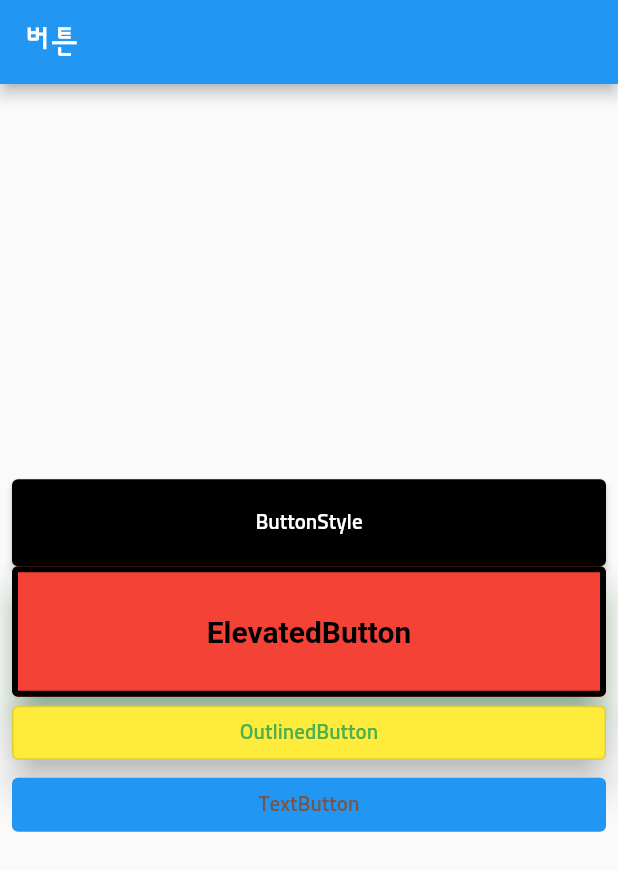
After one commit to tkillman/first_codefactory, a Flutter app: the screen it shows after launch, on a phone screen of 412 x 824 dp. The commit adds this screen. Shown: the top 871 px of the screen. Run offline on Flutter 3.47's test engine with Material 2 defaults, Android fonts, the phone set to English and light mode, and no system bars; our stand-ins replace webview_flutter.

Commit message:
버튼 이론

```diff
--- a/lib/main.dart
+++ b/lib/main.dart
@@ -27,6 +27,9 @@ import 'package:first_codefactory/screen/constConstructor.dart';
 // 랜덤숫자 생성기
 import 'package:first_codefactory/screen/randomNumber.dart';
 
+//버튼종류
+import 'package:first_codefactory/screen/buttonKind.dart';
+
 void main() {
   runApp(
     MaterialApp(
@@ -54,7 +57,7 @@ void main() {
           ),
         ),
       ),
-      home: RandomNumber(),
+      home: ButtonKind(),
     ),
   );
 }
--- /dev/null
+++ b/lib/screen/buttonKind.dart
@@ -0,0 +1,107 @@
+import 'package:flutter/material.dart';
+
+class ButtonKind extends StatelessWidget {
+  const ButtonKind({Key? key}) : super(key: key);
+
+  @override
+  Widget build(BuildContext context) {
+    return Scaffold(
+      appBar: AppBar(
+        title: Text('버튼'),
+      ),
+      body: Padding(
+        padding: const EdgeInsets.symmetric(horizontal: 8.0),
+        child: Column(
+          mainAxisAlignment: MainAxisAlignment.center,
+          crossAxisAlignment: CrossAxisAlignment.stretch,
+          children: [
+            ElevatedButton(
+              onPressed: () {},
+              style: ButtonStyle(
+                // Material State
+                //
+                // hovered - 호버링 상태 (마우스 커서를 올려놓은상태)
+                // focused - 포커스 됐을때 (텍스트 필드)
+                // pressed - 눌렸을때 (o)
+                // dragged - 드래그 됐을때
+                // selected - 선택됐을때 (체크박스, 라디오 버튼)
+                // scrollUnder - 다른 컴포넌트 밑으로 스크롤링 됐을때
+                // disabled - 비활성화 됐을때 (o)
+                // error - 에러상태
+                backgroundColor: MaterialStateProperty.all(
+                  Colors.black,
+                ),
+                foregroundColor: MaterialStateProperty.resolveWith(
+                    (Set<MaterialState> states) {
+                  if (states.contains(MaterialState.pressed)) {
+                    return Colors.red;
+                  }
+
+                  return null;
+                }),
+                padding: MaterialStateProperty.resolveWith(
+                  (Set<MaterialState> states) {
+                    if (states.contains(MaterialState.pressed)) {
+                      return EdgeInsets.all(100.0);
+                    }
+
+                    return EdgeInsets.all(20.0);
+                  },
+                ),
+              ),
+              child: Text(
+                'ButtonStyle',
+              ),
+            ),
+            ElevatedButton(
+              onPressed: () {},
+              style: ElevatedButton.styleFrom(
+                // 메인 칼라
+                primary: Colors.red,
+                // 글자 및 애니메이션 색깔
+                onPrimary: Colors.black,
+                // 그림자 색깔
+                shadowColor: Colors.green,
+                // 3D 입체감의 높이
+                elevation: 10.0,
+                textStyle: TextStyle(
+                  fontWeight: FontWeight.w700,
+                  fontSize: 20.0,
+                ),
+                padding: EdgeInsets.all(32.0),
+                side: BorderSide(
+                  color: Colors.black,
+                  width: 4.0,
+                ),
+              ),
+              child: Text(
+                'ElevatedButton',
+              ),
+            ),
+            OutlinedButton(
+              onPressed: () {},
+              style: OutlinedButton.styleFrom(
+                primary: Colors.green,
+                backgroundColor: Colors.yellow,
+                elevation: 10.0,
+              ),
+              child: Text(
+                'OutlinedButton',
+              ),
+            ),
+            TextButton(
+              onPressed: () {},
+              style: TextButton.styleFrom(
+                primary: Colors.brown,
+                backgroundColor: Colors.blue,
+              ),
+              child: Text(
+                'TextButton',
+              ),
+            ),
+          ],
+        ),
+      ),
+    );
+  }
+}
```
